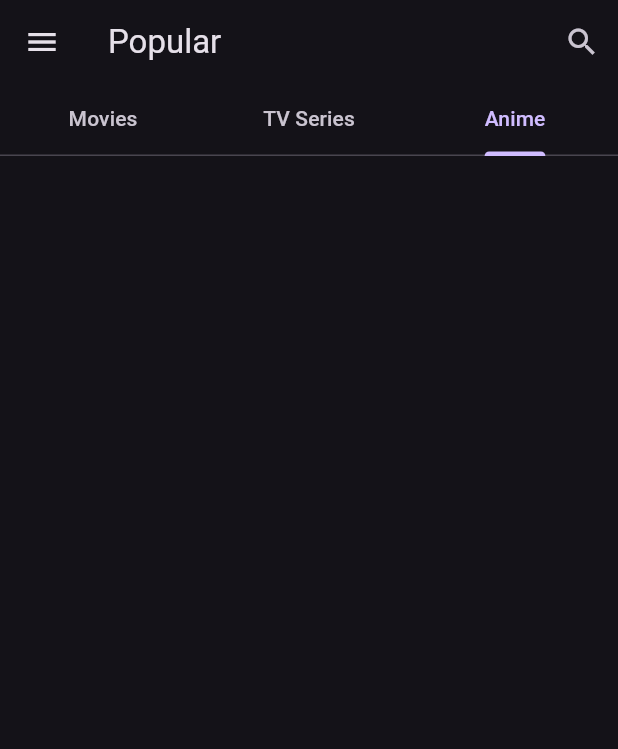
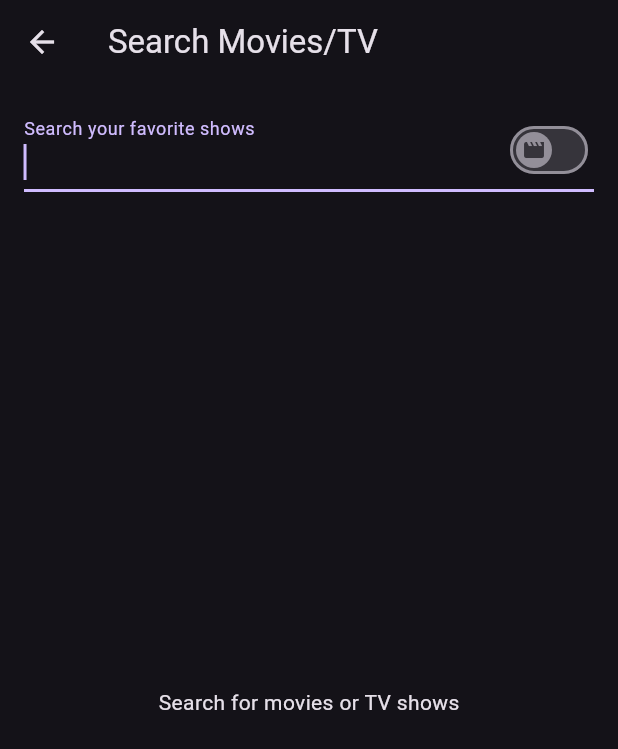
Before and after one commit to bijithpn/the-movie-box, a Flutter app: the screen it shows after launch, tab 3 chosen, after a tap on the "search" icon, on a phone screen of 412 x 824 dp. Shown: the top 749 px of the screen. Run offline on Flutter 3.47's test engine with Material 3 defaults, Android fonts, the phone set to English and light mode, and no system bars; our stand-ins replace bloc, cached_network_image, connectivity_plus, dio, equatable, flutter_bloc and 5 more; missing offline and left inert: dio_cache_interceptor, dio_cache_interceptor_hive_store, dio_smart_retry; accounts and stored records are empty; network calls fail; statements that could not run were skipped.

Commit message:
search bar added

```diff
--- a/lib/core/config/api_config.dart
+++ b/lib/core/config/api_config.dart
@@ -31,6 +31,10 @@ class APIEndPoint {
 
   static String videosOfMovies(int movieId) {
     return "movie/$movieId/videos";
+  }
+
+  static String searchMovies(String query) {
+    return "search/movie?query=$query";
   }
 
 //--------------------------------------------------//
@@ -70,4 +74,8 @@ class APIEndPoint {
   static String videosOfSeries(int seriesId) {
     return "tv/$seriesId/videos";
   }
+
+  static String searchSeries(String query) {
+    return "search/tv?query=$query";
+  }
 }
--- a/lib/core/routes/routes.dart
+++ b/lib/core/routes/routes.dart
@@ -33,6 +33,10 @@ class RouteGenerator {
           builder: (_) => const ErrorScreen(
               errorMessage: 'Invalid arguments for series details'),
         );
+      case Routes.search:
+        return MaterialPageRoute(
+          builder: (_) => const SearchPage(),
+        );
       case Routes.episodeDetails:
         if (args is Map<String, dynamic>) {
           return MaterialPageRoute(
@@ -62,4 +66,5 @@ class Routes {
   static const String seriesDetail = '/seriesDetail';
   static const String episodeDetails = '/episodeDetails';
   static const String home = '/';
+  static const String search = '/search';
 }
--- /dev/null
+++ b/lib/logic/search/search_bloc.dart
@@ -0,0 +1,34 @@
+import 'package:equatable/equatable.dart';
+import 'package:flutter_bloc/flutter_bloc.dart';
+
+import 'package:the_movie_box/data/model/movie_model.dart';
+import 'package:the_movie_box/data/repository/movie_repository.dart';
+import 'package:the_movie_box/data/repository/series_repository.dart';
+
+part 'search_event.dart';
+part 'search_state.dart';
+
+class SearchBloc extends Bloc<SearchEvent, SearchState> {
+  SearchBloc() : super(SearchInitialState()) {
+    final MovieRepository movieRepository = MovieRepository();
+    final SeriesRepository seriesRepository = SeriesRepository();
+    on<SearchMovieEvent>((event, emit) async {
+      try {
+        emit(SearchLoadingState());
+        final serachResult = await movieRepository.searchMovies(event.query);
+        emit(SearchLoadedState(serachResult));
+      } catch (error) {
+        emit(SearchErrorState(error.toString()));
+      }
+    });
+    on<SearchTvEvent>((event, emit) async {
+      try {
+        emit(SearchLoadingState());
+        final serachResult = await seriesRepository.searchSeries(event.query);
+        emit(SearchLoadedState(serachResult));
+      } catch (error) {
+        emit(SearchErrorState(error.toString()));
+      }
+    });
+  }
+}
--- /dev/null
+++ b/lib/logic/search/search_event.dart
@@ -0,0 +1,23 @@
+part of 'search_bloc.dart';
+
+abstract class SearchEvent extends Equatable {
+  const SearchEvent();
+}
+
+class SearchMovieEvent extends SearchEvent {
+  final String query;
+
+  const SearchMovieEvent(this.query);
+
+  @override
+  List<Object> get props => [query];
+}
+
+class SearchTvEvent extends SearchEvent {
+  final String query;
+
+  const SearchTvEvent(this.query);
+
+  @override
+  List<Object> get props => [query];
+}
--- /dev/null
+++ b/lib/logic/search/search_state.dart
@@ -0,0 +1,33 @@
+part of 'search_bloc.dart';
+
+abstract class SearchState extends Equatable {
+  const SearchState();
+}
+
+class SearchInitialState extends SearchState {
+  @override
+  List<Object> get props => [];
+}
+
+class SearchLoadingState extends SearchState {
+  @override
+  List<Object> get props => [];
+}
+
+class SearchLoadedState extends SearchState {
+  final List<Show> results;
+
+  const SearchLoadedState(this.results);
+
+  @override
+  List<Object> get props => [results];
+}
+
+class SearchErrorState extends SearchState {
+  final String error;
+
+  const SearchErrorState(this.error);
+
+  @override
+  List<Object> get props => [error];
+}
--- a/lib/view/details/episodes_details.dart
+++ b/lib/view/details/episodes_details.dart
@@ -46,6 +46,7 @@ class SeriesEpisodeView extends StatelessWidget {
                         children: [
                           CachedImageWidget(
                             height: 170,
+                            width: 125,
                             fit: BoxFit.cover,
                             imageUrl:
                                 "${APIConfig.imageURL}${series.posterPath}",
--- a/lib/view/details/tv_series_details.dart
+++ b/lib/view/details/tv_series_details.dart
@@ -143,7 +143,7 @@ class _SeriesDetailsViewState extends State<SeriesDetailsView> {
                                 ],
                               ),
                               const SizedBox(height: 7),
-                              Wrap(spacing: 10, runSpacing: 10, children: [
+                              Wrap(spacing: 10, children: [
                                 ...series.genres.map((e) => Chip(
                                         label: Text(
                                       e.name,
@@ -215,16 +215,20 @@ class _SeriesDetailsViewState extends State<SeriesDetailsView> {
                                         )
                                       ],
                                     ),
+                                  if (series.seasons.isNotEmpty)
                                     SeasonViewBuilder(
                                       detailsBloc: detailsBloc,
                                       seasons: series.seasons,
                                       seriesId: series.id,
                                       seriesName: series.name,
                                     ),
+                                  if (state.watchProvider.isNotEmpty)
                                     WatchProviderWidget(
                                       watchProvider: state.watchProvider,
                                     ),
+                                  if (state.reviews.isNotEmpty)
                                     ReviewWidget(reviews: state.reviews),
+                                  if (state.videos.isNotEmpty)
                                     VideosWidget(videos: state.videos),
                                 ],
                               ),
--- a/lib/view/home/home.dart
+++ b/lib/view/home/home.dart
@@ -1,10 +1,9 @@
 import 'package:flutter/material.dart';
 import 'package:flutter_bloc/flutter_bloc.dart';
+import 'package:the_movie_box/core/routes/routes.dart';
 import 'package:the_movie_box/logic/home/home_bloc.dart';
 import 'package:the_movie_box/view/home/widgets/anime_card_widget.dart';
-import 'package:the_movie_box/view/home/widgets/movie_card_widget.dart';
-
-import 'widgets/series_card_widget.dart';
+import 'package:the_movie_box/view/home/widgets/show_view_builder_widget.dart';
 
 class HomeView extends StatefulWidget {
   const HomeView({super.key});
@@ -79,13 +78,17 @@ class _HomeViewState extends State<HomeView>
         if (state is HomeLoading) {
           return const Center(child: CircularProgressIndicator());
         } else if (state is HomeTVSeriesLoaded) {
-          return SeriesCardWidget(
-            seriesList: state.tvSeriesList,
+          return ShowViewBuilder(
+            showList: state.tvSeriesList,
+            onTap: (id) => Navigator.of(context)
+                .pushNamed(Routes.seriesDetail, arguments: id),
             scrollController: scrollController,
           );
         } else if (state is HomeMoviesLoaded) {
-          return MovieCardWidget(
-            movieList: state.movieList,
+          return ShowViewBuilder(
+            showList: state.movieList,
+            onTap: (id) => Navigator.of(context)
+                .pushNamed(Routes.movieDetails, arguments: id),
             scrollController: scrollController,
           );
         } else if (state is HomeAnimeLoaded) {
@@ -121,7 +124,13 @@ class _HomeViewState extends State<HomeView>
             "Popular",
             style: Theme.of(context).textTheme.titleLarge,
           ),
-          actions: [IconButton(icon: const Icon(Icons.search), onPressed: () {}),],
+          actions: [
+            IconButton(
+                icon: const Icon(Icons.search),
+                onPressed: () {
+                  Navigator.pushNamed(context, Routes.search);
+                }),
+          ],
           bottom: TabBar(
             controller: _tabController,
             tabs: const [
--- /dev/null
+++ b/lib/view/search/search.dart
@@ -0,0 +1,103 @@
+import 'package:flutter/material.dart';
+import 'package:flutter_bloc/flutter_bloc.dart';
+import 'package:the_movie_box/core/routes/routes.dart';
+import 'package:the_movie_box/logic/search/search_bloc.dart';
+import 'package:the_movie_box/view/view.dart';
+
+class SearchPage extends StatefulWidget {
+  const SearchPage({super.key});
+
+  @override
+  State<SearchPage> createState() => _SearchPageState();
+}
+
+class _SearchPageState extends State<SearchPage> {
+  final TextEditingController _searchController = TextEditingController();
+  bool _isMovie = true; // Toggle between movie and TV
+  final searchBloc = SearchBloc();
+  void _toggleSearchType() {
+    setState(() {
+      _isMovie = !_isMovie;
+    });
+  }
+
+  @override
+  Widget build(BuildContext context) {
+    return Scaffold(
+      appBar: AppBar(
+        title: const Text('Search Movies/TV'),
+      ),
+      body: BlocProvider(
+        create: (context) => searchBloc,
+        child: Padding(
+          padding: const EdgeInsets.all(16.0),
+          child: Column(
+            children: [
+              TextFormField(
+                controller: _searchController,
+                keyboardType: TextInputType.text,
+                autofocus: true,
+                textInputAction: TextInputAction.search,
+                onFieldSubmitted: (value) {
+                  if (value.isNotEmpty) {
+                    if (_isMovie) {
+                      searchBloc.add(SearchMovieEvent(value));
+                    } else {
+                      searchBloc.add(SearchTvEvent(value));
+                    }
+                  }
+                },
+                decoration: InputDecoration(
+                  labelText: 'Search your favorite shows',
+                  suffixIcon: Switch(
+                    value: !_isMovie,
+                    thumbIcon: _isMovie
+                        ? const WidgetStatePropertyAll(Icon(Icons.movie))
+                        : const WidgetStatePropertyAll(Icon(Icons.live_tv)),
+                    onChanged: (value) {
+                      _toggleSearchType();
+                    },
+                  ),
+                  // suffixIcon: IconButton(
+                  //   icon: const Icon(Icons.search),
+                  //   onPressed: () {
+                  //     final query = _searchController.text;
+                  //     if (query.isNotEmpty) {
+                  //       if (_isMovie) {
+                  //         searchBloc.add(SearchMovieEvent(query));
+                  //       } else {
+                  //         searchBloc.add(SearchTvEvent(query));
+                  //       }
+                  //     }
+                  //   },
+                  // ),
+                ),
+              ),
+              Expanded(
+                child: BlocBuilder<SearchBloc, SearchState>(
+                  builder: (context, state) {
+                    if (state is SearchLoadingState) {
+                      return const Center(child: CircularProgressIndicator());
+                    } else if (state is SearchLoadedState) {
+                      return ShowViewBuilder(
+                          onTap: (id) => Navigator.of(context).pushNamed(
+                              _isMovie
+                                  ? Routes.movieDetails
+                                  : Routes.seriesDetail,
+                              arguments: id),
+                          showList: state.results);
+                    } else if (state is SearchErrorState) {
+                      return Center(child: Text(state.error));
+                    }
+                    return const Center(
+                        child: Text('Search for movies or TV shows'));
+                  },
+                ),
+              ),
+            ],
+          ),
+        ),
+      ),
+    );
+  }
+}
--- a/lib/view/view.dart
+++ b/lib/view/view.dart
@@ -5,14 +5,17 @@ export 'details/widget/cast_widget.dart';
 export 'details/widget/crew_widget.dart';
 export 'details/widget/main_image_view.dart';
 export 'details/widget/rating_widget.dart';
+export 'details/widget/review_widget.dart';
 export 'details/widget/scrollable_tabbar.dart';
 export 'details/widget/season_view_builder.dart';
 export 'details/widget/similar_show.dart';
+export 'details/widget/video_widget.dart';
+export 'details/widget/watch_provider_widget.dart';
 export 'details/widget/widget.dart';
 export 'error/error.dart';
 export 'home/home.dart';
 export 'home/widgets/anime_card_widget.dart';
-export 'home/widgets/movie_card_widget.dart';
-export 'home/widgets/series_card_widget.dart';
+export 'home/widgets/show_view_builder_widget.dart';
+export 'search/search.dart';
 export 'widgets/cached_image.dart';
 export 'widgets/widgets.dart';
```
Also changed, not shown: lib/data/model/series_episodes.dart (+9 -7 lines), lib/data/repository/movie_repository.dart (+15 -0 lines), lib/data/repository/series_repository.dart (+15 -0 lines), lib/view/details/movie_details.dart (+9 -6 lines), lib/view/details/widget/video_widget.dart (+4 -19 lines), lib/view/home/widgets/movie_card_widget.dart (deleted, +0 -42 lines), lib/view/home/widgets/show_view_builder_widget.dart (renamed from lib/view/home/widgets/series_card_widget.dart, +12 -11 lines). Lines whose indentation alone changed are shown as unchanged.
